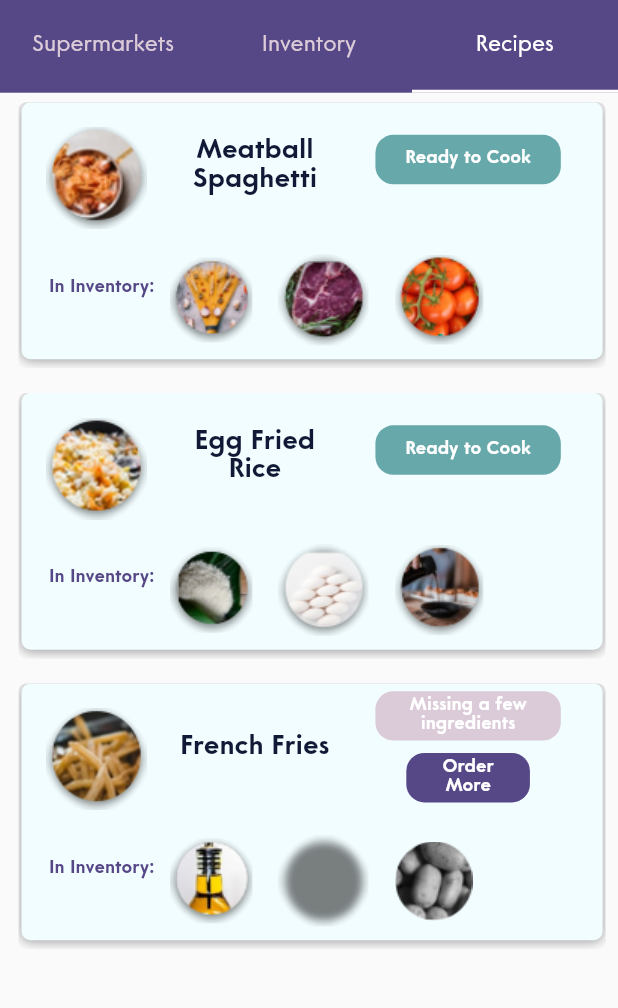
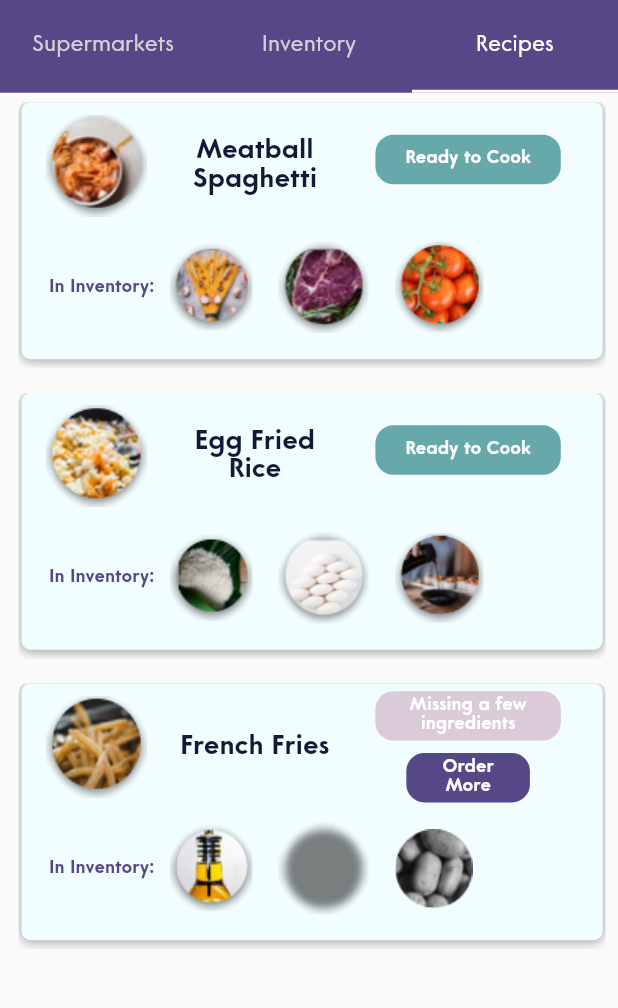
Before and after one commit to javib51/covid-taskforce-2020, a Flutter app: the screen it shows after launch, tab 3 chosen, on a phone screen of 412 x 824 dp, the part 135-1143 px from its top. Run offline on Flutter 3.47's test engine with Material 2 defaults, Android fonts, the phone set to English and light mode, and no system bars; drawn by our look-alikes of bordered_text; our stand-ins replace flutter_spinkit, font_awesome_flutter, google_maps_flutter, latlong, qr_flutter; network calls fail.

Commit message:
fixes aligment

```diff
--- a/app/lib/screens/recipes.dart
+++ b/app/lib/screens/recipes.dart
@@ -60,7 +60,7 @@ class _RecipesPageState extends State<RecipesPage> {
                       Padding(
                         child: Image.asset(recipe.photo),
                         padding:
-                            EdgeInsets.only(top: getSizeHeight(context, 2)),
+                            EdgeInsets.only(top: getSizeHeight(context, 1), bottom: getSizeHeight(context, 1)),
                       ),
                       SizedBox(
                         width: getSizeWidth(context, 5),
@@ -155,7 +155,7 @@ class _RecipesPageState extends State<RecipesPage> {
                       Padding(
                         child: Image.asset(recipe.items[0].photo),
                         padding:
-                            EdgeInsets.only(top: getSizeHeight(context, 2)),
+                        EdgeInsets.only(top: getSizeHeight(context, 1), bottom: getSizeHeight(context, 1)),
                       ),
                       SizedBox(
                         width: getSizeWidth(context, 4),
@@ -163,7 +163,7 @@ class _RecipesPageState extends State<RecipesPage> {
                       Padding(
                         child: Image.asset(recipe.items[1].photo),
                         padding:
-                            EdgeInsets.only(top: getSizeHeight(context, 2)),
+                        EdgeInsets.only(top: getSizeHeight(context, 1), bottom: getSizeHeight(context, 1)),
                       ),
                       SizedBox(
                         width: getSizeWidth(context, 4),
@@ -171,7 +171,7 @@ class _RecipesPageState extends State<RecipesPage> {
                       Padding(
                         child: Image.asset(recipe.items[2].photo),
                         padding:
-                            EdgeInsets.only(top: getSizeHeight(context, 2)),
+                        EdgeInsets.only(top: getSizeHeight(context, 1), bottom: getSizeHeight(context, 1)),
                       ),
                     ],
                   ),
```
